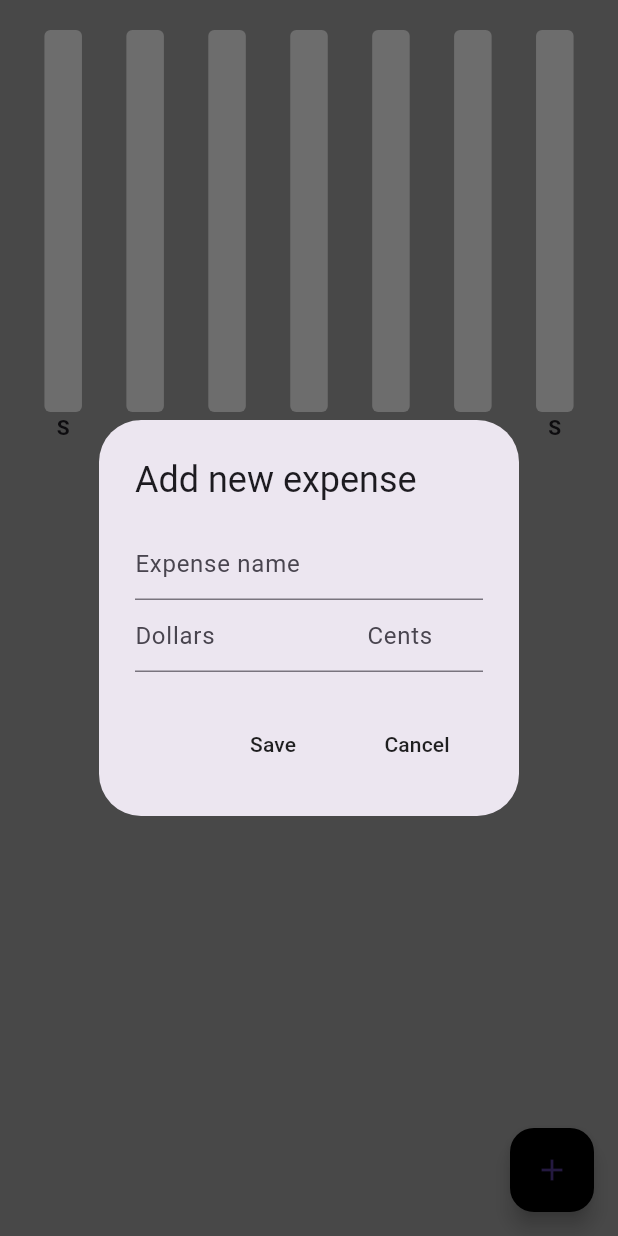
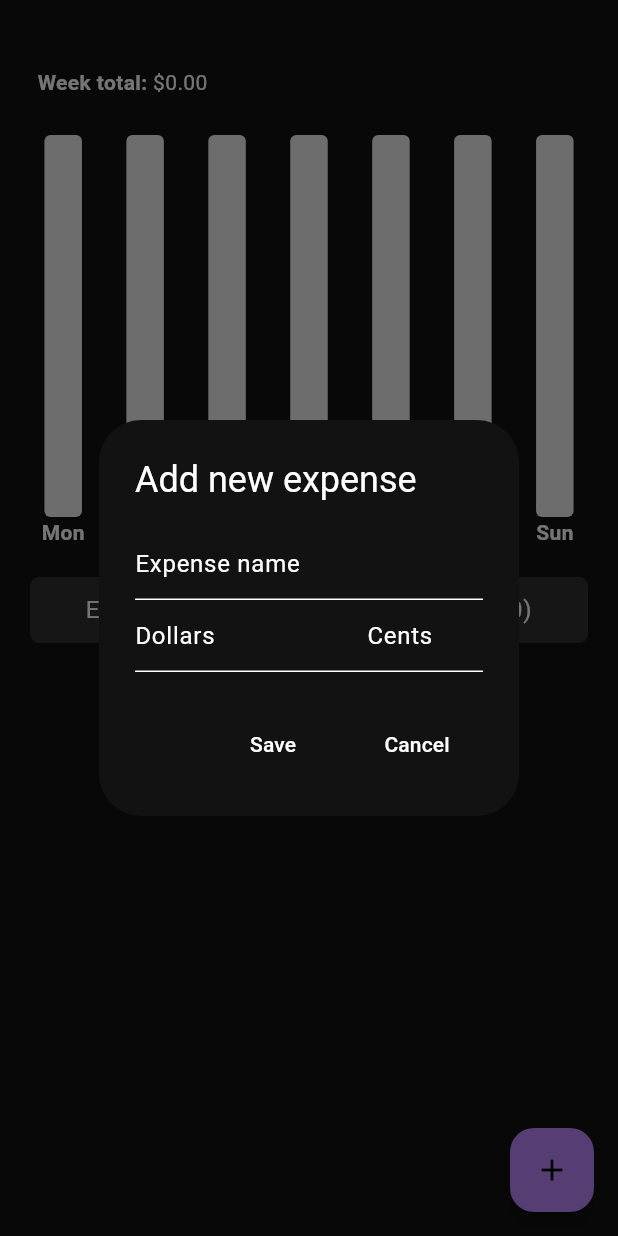
Before and after one commit to EddiesCode/flutter-expense-tracker-app, a Flutter app: the screen it shows after launch, after a tap on the "add" icon, on a phone screen of 412 x 824 dp. Run offline on Flutter 3.47's test engine with Material 2 defaults, Android fonts, the phone set to English and light mode, and no system bars; drawn by our look-alikes of fl_chart; our stand-ins replace flutter_slidable, hive, hive_flutter; accounts and stored records are empty.

Commit message:
added slidable to the tiles to remove the expenses, removed a bug where one can input empty data and crash the app, started working on a textfield to add expenses from the first screen

```diff
--- a/lib/bargraph/bar_graph.dart
+++ b/lib/bargraph/bar_graph.dart
@@ -28,13 +28,13 @@ class MyBarGraph extends StatelessWidget {
   Widget build(BuildContext context) {
     // initialize bardata
     BarData myBarData = BarData(
-        sunAmount: sunAmount,
         monAmount: monAmount,
         tueAmount: tueAmount,
         wedAmount: wedAmount,
         thurAmount: thurAmount,
         friAmount: friAmount,
-        satAmount: satAmount);
+        satAmount: satAmount,
+        sunAmount: sunAmount);
 
     myBarData.initializeBarData();
 
@@ -75,48 +75,50 @@ class MyBarGraph extends StatelessWidget {
 }
 
 Widget getBottomTitles(double value, TitleMeta meta) {
-  const style = TextStyle(fontWeight: FontWeight.bold);
+  const style = TextStyle(
+    fontWeight: FontWeight.bold,
+  );
   Widget text;
   switch (value.toInt()) {
     case 0:
       text = const Text(
-        "S",
+        "Mon",
         style: style,
       );
       break;
     case 1:
       text = const Text(
-        "M",
+        "Tue",
         style: style,
       );
       break;
     case 2:
       text = const Text(
-        "T",
+        "Wed",
         style: style,
       );
       break;
     case 3:
       text = const Text(
-        "W",
+        "Thu",
         style: style,
       );
       break;
     case 4:
       text = const Text(
-        "T",
+        "Fri",
         style: style,
       );
       break;
     case 5:
       text = const Text(
-        "F",
+        "Sat",
         style: style,
       );
       break;
     case 6:
       text = const Text(
-        "S",
+        "Sun",
         style: style,
       );
       break;
--- a/lib/components/expense_summary.dart
+++ b/lib/components/expense_summary.dart
@@ -41,6 +41,33 @@ class ExpenseSummary extends StatelessWidget {
     return max == 0 ? 100 : max;
   }
 
+  // calculate the week total
+  String calculateWeekTotal(
+      ExpenseData value,
+      String sunday,
+      String monday,
+      String tuesday,
+      String wednesday,
+      String thursday,
+      String friday,
+      String saturday) {
+    List<double> values = [
+      value.calculateDailyExpenseSummary()[sunday] ?? 0,
+      value.calculateDailyExpenseSummary()[monday] ?? 0,
+      value.calculateDailyExpenseSummary()[tuesday] ?? 0,
+      value.calculateDailyExpenseSummary()[wednesday] ?? 0,
+      value.calculateDailyExpenseSummary()[thursday] ?? 0,
+      value.calculateDailyExpenseSummary()[friday] ?? 0,
+      value.calculateDailyExpenseSummary()[saturday] ?? 0
+    ];
+
+    double total = 0;
+    for (double value in values) {
+      total += value;
+    }
+    return total.toStringAsFixed(2);
+  }
+
   @override
   Widget build(BuildContext context) {
     // get yyyymmdd for each day of this week
@@ -61,7 +88,25 @@ class ExpenseSummary extends StatelessWidget {
         convertDateTimeToString(startOfWeek.add(const Duration(days: 6)));
 
     return Consumer<ExpenseData>(
-      builder: (context, value, child) => SizedBox(
+      builder: (context, value, child) => Column(
+        children: [
+          // week total
+          Padding(
+            padding: const EdgeInsets.all(25),
+            child: Row(
+              children: [
+                const Text(
+                  "Week total: ",
+                  style: TextStyle(fontWeight: FontWeight.bold),
+                ),
+                Text(
+                    "\$${calculateWeekTotal(value, sunday, monday, tuesday, wednesday, thursday, friday, saturday)}"),
+              ],
+            ),
+          ),
+
+          // bar graph
+          SizedBox(
             height: MediaQuery.of(context).size.height / 3,
             child: MyBarGraph(
               maxY: calculateMax(value, sunday, monday, tuesday, wednesday,
@@ -75,6 +120,8 @@ class ExpenseSummary extends StatelessWidget {
               satAmount: value.calculateDailyExpenseSummary()[saturday] ?? 0,
             ),
           ),
+        ],
+      ),
     );
   }
 }
--- a/lib/components/expense_tile.dart
+++ b/lib/components/expense_tile.dart
@@ -1,22 +1,39 @@
 import "package:flutter/material.dart";
+import 'package:flutter_slidable/flutter_slidable.dart';
 
 class ExpenseTile extends StatelessWidget {
   final String name;
   final String amount;
   final DateTime dateTime;
+  final Function(BuildContext)? deleteTapped;
 
   const ExpenseTile(
       {super.key,
       required this.name,
       required this.amount,
-      required this.dateTime});
+      required this.dateTime,
+      required this.deleteTapped});
 
   @override
   Widget build(BuildContext context) {
-    return ListTile(
-      title: Text(name),
-      subtitle: Text("${dateTime.day} / ${dateTime.month} / ${dateTime.year}"),
-      trailing: Text("\$$amount"),
+    return Slidable(
+      endActionPane: ActionPane(
+        motion: const StretchMotion(),
+        children: [
+          SlidableAction(
+            onPressed: deleteTapped,
+            icon: Icons.delete,
+            backgroundColor: Colors.red,
+            borderRadius: BorderRadius.circular(10),
+          ),
+        ],
+      ),
+      child: ListTile(
+        title: Text(name),
+        subtitle:
+            Text("${dateTime.day} / ${dateTime.month} / ${dateTime.year}"),
+        trailing: Text("\$$amount"),
+      ),
     );
   }
 }
--- a/lib/data/expense_data.dart
+++ b/lib/data/expense_data.dart
@@ -60,7 +60,7 @@ class ExpenseData extends ChangeNotifier {
     }
   }
 
-  // get the date of the start of the week ( sunday )
+  // get the date of the start of the week ( monday )
   DateTime startOfWeekDate() {
     DateTime? startOfWeek;
 
@@ -69,7 +69,7 @@ class ExpenseData extends ChangeNotifier {
 
     // go backwards from today to find nearest sunday
     for (int i = 0; i < 7; i++) {
-      if (getDayName(today.subtract(Duration(days: i))) == "Sun") {
+      if (getDayName(today.subtract(Duration(days: i))) == "Mon") {
         startOfWeek = today.subtract(Duration(days: i));
       }
     }
--- a/lib/data/hive_database.dart
+++ b/lib/data/hive_database.dart
@@ -13,6 +13,8 @@ class HiveDataBase {
 
   // read data
   List<ExpenseItem> readData() {
+    // _myBox.deleteFromDisk();
+
     List<ExpenseItem> savedExpenses =
         (_myBox.get("ALL_EXPENSES") ?? []).cast<ExpenseItem>();
 
--- a/lib/main.dart
+++ b/lib/main.dart
@@ -29,7 +29,8 @@ class MyApp extends StatelessWidget {
       builder: (context, child) {
         return MaterialApp(
           debugShowCheckedModeBanner: false,
-          theme: ThemeData(useMaterial3: true),
+          theme: ThemeData(
+              useMaterial3: true, colorScheme: const ColorScheme.dark()),
           home: const HomePage(),
         );
       },
--- a/lib/pages/home_page.dart
+++ b/lib/pages/home_page.dart
@@ -1,3 +1,7 @@
+import 'dart:developer';
+
+import 'package:flutter/services.dart';
+
 import "package:flutter/material.dart";
 import 'package:flutter_expense_tracker/components/expense_summary.dart';
 import 'package:flutter_expense_tracker/components/expense_tile.dart';
@@ -38,6 +42,10 @@ class _HomePageState extends State<HomePage> {
           content: Column(mainAxisSize: MainAxisSize.min, children: [
             // expense name
             TextField(
+                inputFormatters: [
+                  FilteringTextInputFormatter.allow(RegExp("[a-zA-Z]"))
+                ],
+                keyboardType: TextInputType.name,
                 controller: newExpenseNameController,
                 decoration: const InputDecoration(hintText: "Expense name")),
 
@@ -47,6 +55,7 @@ class _HomePageState extends State<HomePage> {
                 Flexible(
                     flex: 2,
                     child: TextField(
+                      inputFormatters: [FilteringTextInputFormatter.digitsOnly],
                       keyboardType: TextInputType.number,
                       controller: newExpenseDollarController,
                       decoration: const InputDecoration(hintText: "Dollars"),
@@ -55,6 +64,9 @@ class _HomePageState extends State<HomePage> {
                 Flexible(
                     flex: 1,
                     child: TextField(
+                        inputFormatters: [
+                          FilteringTextInputFormatter.digitsOnly
+                        ],
                         keyboardType: TextInputType.number,
                         controller: newExpenseCentsController,
                         decoration: const InputDecoration(hintText: "Cents")))
@@ -76,7 +88,16 @@ class _HomePageState extends State<HomePage> {
     );
   }
 
+  // delete expense
+  void deleteExpense(ExpenseItem expense) {
+    Provider.of<ExpenseData>(context, listen: false).deleteExpense(expense);
+  }
+
   void save() {
+    // only save expense if all fields are filled
+    if (newExpenseNameController.text.isEmpty ||
+        newExpenseDollarController.text.isEmpty ||
+        newExpenseCentsController.text.isEmpty) {
       // put dollars and cents together
       String amount =
           "${newExpenseDollarController.text}.${newExpenseCentsController.text}";
@@ -87,7 +108,9 @@ class _HomePageState extends State<HomePage> {
         dateTime: DateTime.now(),
       );
       // add the new expense
-    Provider.of<ExpenseData>(context, listen: false).addNewExpense(newExpense);
+      Provider.of<ExpenseData>(context, listen: false)
+          .addNewExpense(newExpense);
+    }
 
     Navigator.pop(context);
     clear();
@@ -109,22 +132,52 @@ class _HomePageState extends State<HomePage> {
   Widget build(BuildContext context) {
     return Consumer<ExpenseData>(
       builder: (context, value, child) => Scaffold(
-            backgroundColor: Colors.grey.shade300,
+        // backgroundColor: Colors.grey.shade300,
         floatingActionButton: FloatingActionButton(
           onPressed: addNewExpense,
-              backgroundColor: Colors.black,
+          // backgroundColor: Colors.black,
           child: const Icon(Icons.add),
         ),
-            body: SizedBox(
-              child: Container(
-                color: Colors.grey,
-                child: Column(
+        body: Column(
           children: [
             const SizedBox(
               height: 20,
             ),
             // weekly summary
             ExpenseSummary(startOfWeek: value.startOfWeekDate()),
+
+            Padding(
+              padding: const EdgeInsets.symmetric(horizontal: 20, vertical: 20),
+              child: TextField(
+                onSubmitted: (value) {
+                  List<String> stringList = value.split(" ");
+
+                  String expenseName = stringList[0];
+
+                  log(value);
+                  clear();
+                },
+                textAlign: TextAlign.center,
+                decoration: const InputDecoration(
+                  isDense: true,
+                  filled: true,
+                  fillColor: Color.fromARGB(255, 49, 49, 49),
+                  border: OutlineInputBorder(
+                    borderSide: BorderSide(
+                      width: 0,
+                      style: BorderStyle.none,
+                    ),
+                    borderRadius: BorderRadius.all(
+                      Radius.circular(6),
+                    ),
+                  ),
+                  contentPadding:
+                      EdgeInsets.symmetric(horizontal: 5, vertical: 10),
+                  hintText: "Expense Name + Amount (e.g. food 10)",
+                ),
+                controller: newExpenseNameController,
+              ),
+            ),
 
             //expense list
             Expanded(
@@ -134,12 +187,15 @@ class _HomePageState extends State<HomePage> {
                 itemBuilder: (context, index) => ExpenseTile(
                   name: value.getAllExpenseList()[index].name,
                   amount: value.getAllExpenseList()[index].amount,
-                              dateTime:
-                                  value.getAllExpenseList()[index].dateTime)),
+                  dateTime: value.getAllExpenseList()[index].dateTime,
+                  deleteTapped: (p0) =>
+                      deleteExpense(value.getAllExpenseList()[index]),
+                ),
+              ),
             ),
           ],
         ),
       ),
-            )));
+    );
   }
 }
```
Also changed, not shown: pubspec.yaml (+5 -4 lines), pubspec.lock. Lines whose indentation alone changed are shown as unchanged.
